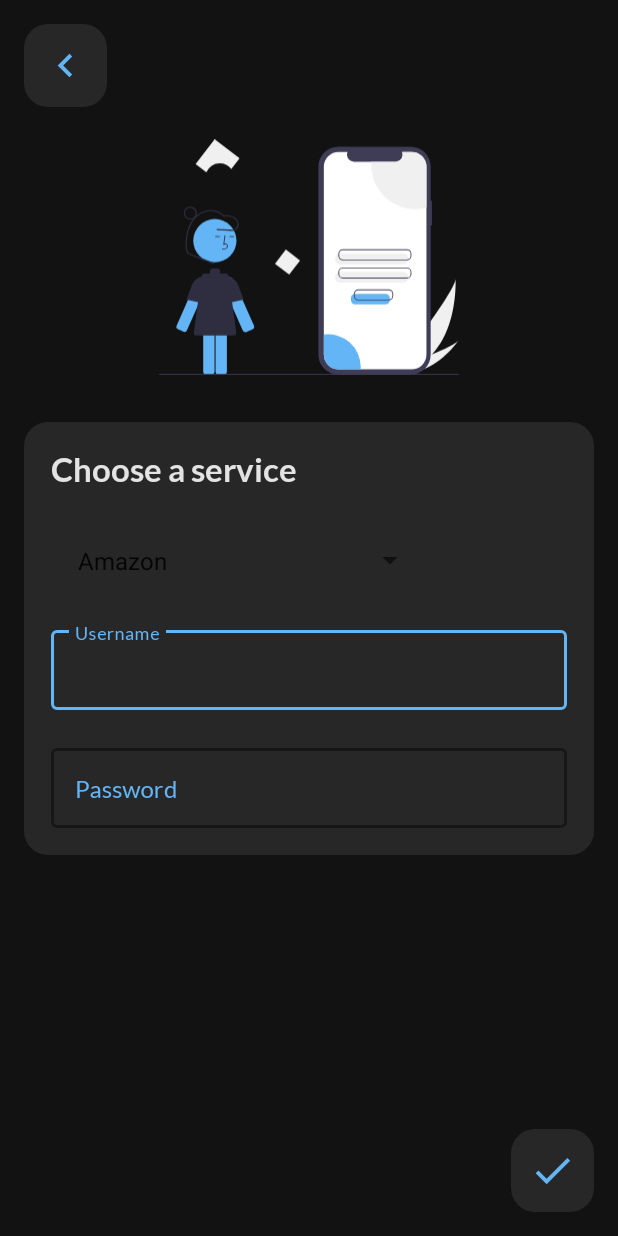
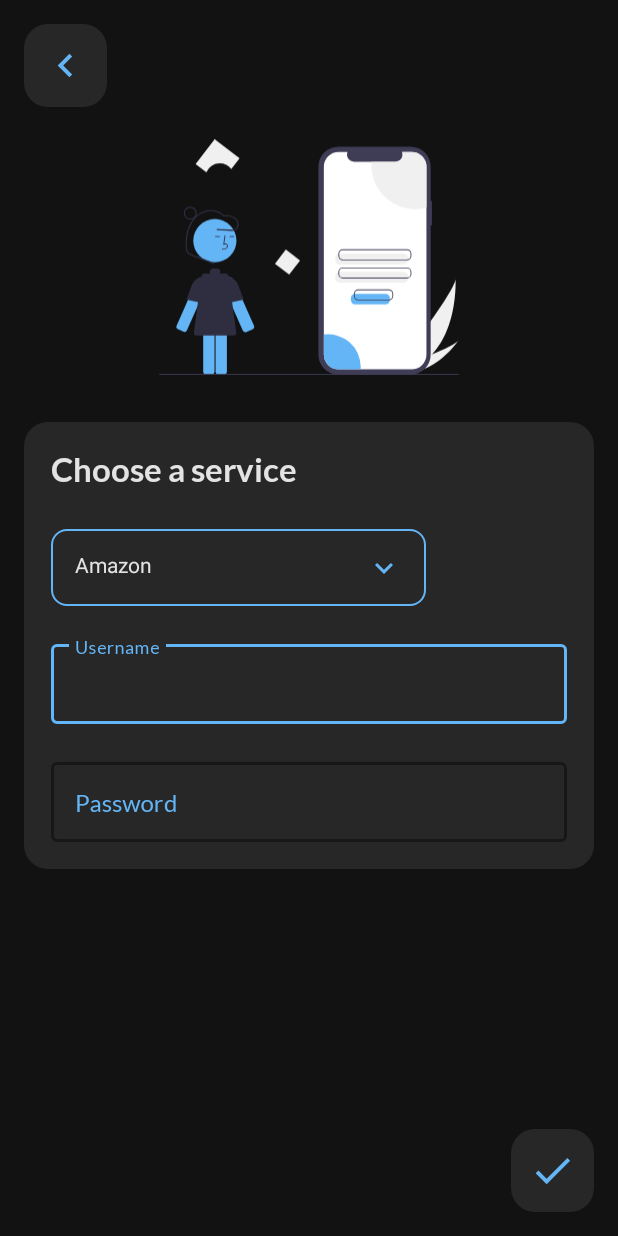
Before and after one commit to jaym21/PassMan, an Android app: the screen it shows after launch (AddService), after a tap on an icon or button, on a phone screen of 412 x 824 dp. Run offline under Robolectric (Android 15) with nearby library versions, the phone set to English and light mode, and no system bars; our stand-ins replace Room's generated code; 1 statement that could not run was skipped.

Commit message:
changed spinner implementation

```diff
--- a/app/src/main/java/dev/jaym21/passman/adapter/ServiceAdapter.kt
+++ b/app/src/main/java/dev/jaym21/passman/adapter/ServiceAdapter.kt
@@ -14,7 +14,7 @@ import dev.jaym21.passman.R
 import dev.jaym21.passman.model.Service
 import dev.jaym21.passman.utils.ServiceDiffUtil
 
-class ServiceAdapter(private val context: Context, private val listener: IServiceAdapter): RecyclerView.Adapter<ServiceAdapter.ServiceViewHolder>() {
+class ServiceAdapter(private val listener: IServiceAdapter): RecyclerView.Adapter<ServiceAdapter.ServiceViewHolder>() {
 
     private var allServices = emptyList<Service>()
 
--- a/app/src/main/java/dev/jaym21/passman/ui/AddService.kt
+++ b/app/src/main/java/dev/jaym21/passman/ui/AddService.kt
@@ -3,6 +3,7 @@ package dev.jaym21.passman.ui
 import android.content.Intent
 import androidx.appcompat.app.AppCompatActivity
 import android.os.Bundle
+import android.util.Log
 import android.widget.ArrayAdapter
 import android.widget.EditText
 import android.widget.Toast
@@ -25,6 +26,10 @@ class AddService : AppCompatActivity() {
 
         viewModel = ViewModelProvider(this, ViewModelProvider.AndroidViewModelFactory(application)).get(ServiceViewModel::class.java)
 
+        val adapter = ArrayAdapter(this, R.layout.spinner_item, Helper.servicesArray)
+        adapter.setDropDownViewResource(R.layout.spinner_dropdown)
+        binding?.spinnerServices?.adapter = adapter
+
 
         binding?.btnAdd?.setOnClickListener {
             if (checkUsernameAndPassword()){
@@ -34,7 +39,8 @@ class AddService : AppCompatActivity() {
                 }else {
                     val service = Service(0, binding?.spinnerServices?.selectedItem.toString(), binding?.etUsername?.text.toString(), encryptPass)
                     viewModel.insertService(service)
-                    Toast.makeText(this, " New ${binding?.spinnerServices?.selectedItem.toString()} service added", Toast.LENGTH_SHORT).show()
+                    Helper.servicesArray.remove(binding?.spinnerServices?.selectedItem.toString())
+                    Log.d("AddService", Helper.servicesArray.toString())
                     startActivity(Intent(this, MainActivity::class.java))
                     finish()
                 }
--- a/app/src/main/java/dev/jaym21/passman/ui/MainActivity.kt
+++ b/app/src/main/java/dev/jaym21/passman/ui/MainActivity.kt
@@ -2,15 +2,19 @@ package dev.jaym21.passman.ui
 
 import androidx.appcompat.app.AppCompatActivity
 import android.os.Bundle
-import android.view.LayoutInflater
+import android.view.animation.AnimationUtils
 import androidx.lifecycle.Observer
 import androidx.lifecycle.ViewModelProvider
+import androidx.recyclerview.widget.ItemTouchHelper
+import androidx.recyclerview.widget.ItemTouchHelper.*
 import androidx.recyclerview.widget.LinearLayoutManager
+import androidx.recyclerview.widget.RecyclerView
 import dev.jaym21.passman.R
 import dev.jaym21.passman.adapter.IServiceAdapter
 import dev.jaym21.passman.adapter.ServiceAdapter
 import dev.jaym21.passman.databinding.ActivityMainBinding
 import dev.jaym21.passman.model.Service
+import java.util.*
 import android.content.Intent as Intent
 
 class MainActivity : AppCompatActivity(), IServiceAdapter {
@@ -30,6 +34,7 @@ class MainActivity : AppCompatActivity(), IServiceAdapter {
 
         viewModel.allService.observe({lifecycle}, Observer {
             serviceAdapter.updateList(it)
+            runRecyclerViewAnimation(binding?.rvServices!!)
         })
 
         binding?.btnAdd?.setOnClickListener {
@@ -38,11 +43,33 @@ class MainActivity : AppCompatActivity(), IServiceAdapter {
     }
 
     private fun setUpRecycleView(){
-        serviceAdapter = ServiceAdapter(this, this)
+        serviceAdapter = ServiceAdapter(this)
         binding?.rvServices?.apply {
             adapter = serviceAdapter
             layoutManager = LinearLayoutManager(this@MainActivity)
         }
+    }
+
+    private fun runRecyclerViewAnimation(recyclerView: RecyclerView) {
+        val context = recyclerView.context
+        val controller = AnimationUtils.loadLayoutAnimation(context, R.anim.rv_layout_bottom_slide_in)
+        recyclerView.layoutAnimation = controller
+        recyclerView.scheduleLayoutAnimation()
+    }
+
+    override fun onStart() {
+        super.onStart()
+        runRecyclerViewAnimation(binding?.rvServices!!)
+    }
+
+    override fun onRestart() {
+        super.onRestart()
+        runRecyclerViewAnimation(binding?.rvServices!!)
+    }
+
+    override fun onResume() {
+        super.onResume()
+        runRecyclerViewAnimation(binding?.rvServices!!)
     }
 
     override fun onDestroy() {
--- a/app/src/main/java/dev/jaym21/passman/ui/ServiceOpen.kt
+++ b/app/src/main/java/dev/jaym21/passman/ui/ServiceOpen.kt
@@ -8,6 +8,7 @@ import android.graphics.drawable.Drawable
 import androidx.appcompat.app.AppCompatActivity
 import android.os.Bundle
 import android.os.Handler
+import android.util.Log
 import android.widget.Button
 import android.widget.EditText
 import android.widget.ImageView
@@ -77,12 +78,16 @@ class ServiceOpen : AppCompatActivity() {
 
         binding?.btnDelete?.setOnClickListener {
             viewModel.deleteService(selectedService!!)
+            Helper.servicesArray.add(selectedService!!.name)
+            Log.d("ServiceOpen", "Deleted service ${selectedService!!.name} || ${Helper.servicesArray}")
             //making a snackbar to show that zone is deleted and giving an option to undo the delete
             Snackbar.make(binding?.root!!, "Service deleted", Snackbar.LENGTH_LONG).apply {
                 //giving an option to undo
                 setAction("Undo") {
                     //storing the zone again in db
                     viewModel.insertService(selectedService!!)
+                    Helper.servicesArray.remove(selectedService!!.name)
+                    Log.d("ServiceOpen", "Restored service ${selectedService!!.name} || ${Helper.servicesArray}")
                 }
                 show()
             }
--- a/app/src/main/java/dev/jaym21/passman/utils/Helper.kt
+++ b/app/src/main/java/dev/jaym21/passman/utils/Helper.kt
@@ -18,6 +18,11 @@ object Helper {
     private const val salt = "QWlGNHNhMTJTQWZ2bGhpV3U=" // base64 decode => AiF4sa12SAfvlhiWu
     private const val iv = "bVQzNFNhRkQ1Njc4UUFaWA==" // base64 decode => mT34SaFD5678QAZX
 
+    val servicesArray = mutableListOf("Amazon", "Apple", "Dropbox", "Facebook", "Flipkart",
+            "Github", "Google", "Google+", "Instagram", "LinkedIn", "Myntra", "Pinterest", "Reddit",
+            "Snapchat", "Soundcloud", "Spotify", "Tumblr", "Twitch", "Twitter", "Youtube")
+
+
     fun setIsFirstRun(context: Context, isFirstRun: Boolean) {
         val sharedPreferences = context.getSharedPreferences("Helper", Activity.MODE_PRIVATE)
         val editor = sharedPreferences.edit()
@@ -30,31 +35,7 @@ object Helper {
         return sharedPreferences.getBoolean(FIRST_RUN, true)
     }
 
-//    fun encrypt(input: String): String{
-//        //creating a cipher object
-//        val cipher = Cipher.getInstance("AES")
-//        //entering key
-//        val keySpec = SecretKeySpec(KEY.toByteArray(),"AES/GCM/NoPadding")
-//        //initializing cipher
-//        cipher.init(Cipher.ENCRYPT_MODE, keySpec)
-//        //encryption
-//        val encrypt = cipher.doFinal(input.toByteArray())
-//
-//        return Base64.encode(encrypt, 0).toString()
-//    }
-//
-//    fun decrypt(input: String): String {
-//        //creating a cipher object
-//        val cipher = Cipher.getInstance("AES")
-//        //entering key
-//        val keySpec = SecretKeySpec(KEY.toByteArray(),"AES")
-//        //initializing cipher
-//        cipher.init(Cipher.DECRYPT_MODE, keySpec)
-//        //decryption
-//        val decrypt = cipher.doFinal(input.toByteArray())
-//
-//        return decrypt.toString()
-//    }
+
 
 
     fun encrypt(strToEncrypt: String):  String?
--- /dev/null
+++ b/app/src/main/res/anim/rv_item_bottom_slide_in.xml
@@ -0,0 +1,14 @@
+<?xml version="1.0" encoding="utf-8"?>
+<set xmlns:android="http://schemas.android.com/apk/res/android"
+    android:duration="500">
+
+    <translate
+        android:fromYDelta="100%"
+        android:interpolator="@android:anim/accelerate_decelerate_interpolator"
+        android:toYDelta="0"/>
+    <alpha
+        android:fromAlpha="0"
+        android:interpolator="@android:anim/accelerate_decelerate_interpolator"
+        android:toAlpha="1"/>
+
+</set>
--- a/app/src/main/res/anim/rv_layout_fall_down.xml
+++ b/app/src/main/res/anim/rv_layout_bottom_slide_in.xml
@@ -1,5 +1,5 @@
 <?xml version="1.0" encoding="utf-8"?>
 <layoutAnimation xmlns:android="http://schemas.android.com/apk/res/android"
-    android:animation="@anim/rv_item_fall_down"
+    android:animation="@anim/rv_item_bottom_slide_in"
     android:delay="15%"
     android:animationOrder="normal"/>
--- a/app/src/main/res/layout/activity_add_service.xml
+++ b/app/src/main/res/layout/activity_add_service.xml
@@ -53,8 +53,8 @@
             android:layout_width="250dp"
             android:layout_height="wrap_content"
             android:layout_marginTop="10dp"
-            android:entries="@array/services"
-            android:padding="10dp"/>
+            android:padding="16dp"
+            android:background="@drawable/spinner_shape"/>
 
 
         <com.google.android.material.textfield.TextInputLayout
--- a/app/src/main/res/layout/activity_main.xml
+++ b/app/src/main/res/layout/activity_main.xml
@@ -30,12 +30,13 @@
         android:paddingTop="12dp"
         android:paddingBottom="12dp"/>
 
+
     <androidx.recyclerview.widget.RecyclerView
         android:id="@+id/rvServices"
         android:layout_width="match_parent"
         android:layout_height="match_parent"
         tools:listitem="@layout/service_item_layout"
-        android:layoutAnimation="@anim/rv_layout_fall_down"
+        android:layoutAnimation="@anim/rv_layout_bottom_slide_in"
         android:layout_marginTop="20dp"
         android:layout_below="@id/btnAdd"/>
 
--- /dev/null
+++ b/app/src/main/res/layout/spinner_item.xml
@@ -0,0 +1,12 @@
+<?xml version="1.0" encoding="utf-8"?>
+<TextView
+    xmlns:android="http://schemas.android.com/apk/res/android"
+    xmlns:app="http://schemas.android.com/apk/res-auto"
+    android:id="@+id/tvSpinnerItem"
+    android:layout_width="match_parent"
+    android:layout_height="match_parent"
+    android:textColor="@color/text_color"
+    android:ellipsize="marquee"
+    android:singleLine="true"
+    app:drawableEndCompat="@drawable/ic_arrow_down"
+    app:drawableTint="@color/blue_500" />
```
Also changed, not shown: app/src/main/res/anim/rv_item_fall_down.xml (deleted, +0 -24 lines), app/src/main/res/layout/activity_service_open.xml (+4 -4 lines), app/src/main/res/layout/spinner_dropdown.xml (added, +13 -0 lines).
